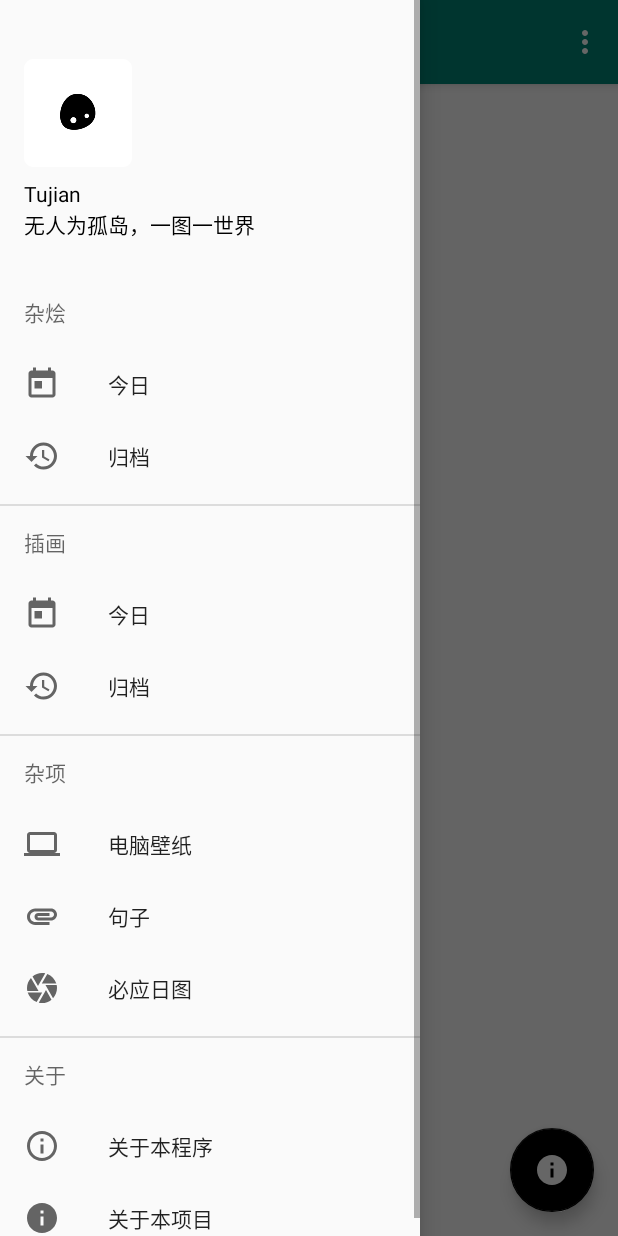
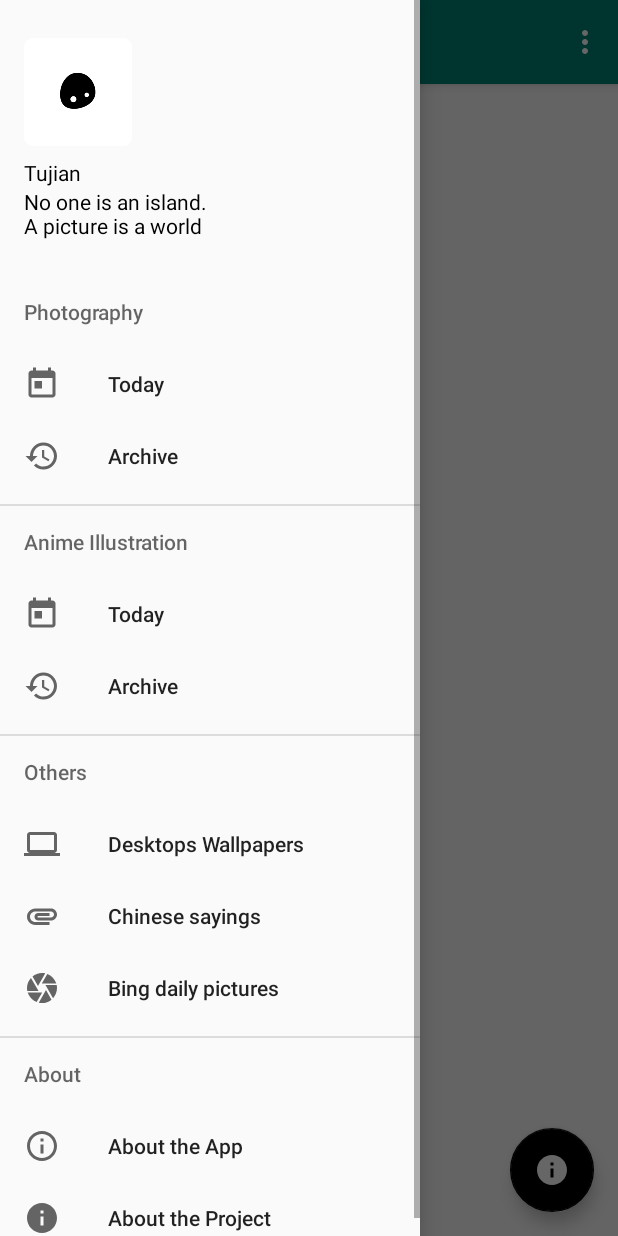
Before and after one commit to gggxbbb/tujian-android-wallpaper, an Android app: the screen it shows after launch (MainActivity), with the side drawer open, on a phone screen of 412 x 824 dp. Run offline under Robolectric (Android 15) with nearby library versions, the phone set to English and light mode, and no system bars; libraries missing offline, so code that uses them is left out: cc.shinichi.library, com.alibaba.fastjson; pictures from the network do not load.

Commit message:
优化翻译

```diff
--- a/app/src/main/res/values/strings.xml
+++ b/app/src/main/res/values/strings.xml
@@ -1,39 +1,39 @@
+<?xml version="1.0" encoding="utf-8"?>
 <resources>
     <string name="app_name">Tujian</string>
+    <string name="Juzi">Chinese sayings</string>
+    <string name="BingDaily">Bing daily pictures</string>
+    <string name="About">About</string>
+    <string name="AboutSelf">About the App</string>
+    <string name="AboutProject">About the Project</string>
+    <string name="nothing">Nothing!</string>
+    <string name="load">Loading...</string>
+    <string name="loadf">Failed to load!</string>
+    <string name="loaddone">Load complete</string>
+    <string name="cancel">Cancel</string>
+    <string name="err">Wrong!</string>
+    <string name="knew">Done</string>
+    <string name="download">Download</string>
+    <string name="setwall">Set as wallpaper</string>
+    <string name="share">Share</string>
+    <string name="shareMessage">「%s」\nThe Information of today\'s picture:\n%s\nDownload Link:\n%s \nFrom@Tujian</string>
+    <string name="ifDownload">Download?</string>
     <string name="navigation_drawer_open">Open navigation drawer</string>
     <string name="navigation_drawer_close">Close navigation drawer</string>
     <string name="nav_header_desc">Navigation header</string>
-    <string name="KeyWord">无人为孤岛，一图一世界</string>
-    <string name="CH">插画</string>
-    <string name="ZH">杂烩</string>
-    <string name="today">今日</string>
-    <string name="history">归档</string>
-    <string name="OtherItem">杂项</string>
-    <string name="ComputerWallpaper">电脑壁纸</string>
-    <string name="Juzi">句子</string>
-    <string name="BingDaily">必应日图</string>
-    <string name="About">关于</string>
-    <string name="AboutSelf">关于本程序</string>
-    <string name="AboutProject">关于本项目</string>
-    <string name="nothing">暂无</string>
-    <string name="load">加载中</string>
-    <string name="loaddone">加载完成</string>
-    <string name="loadf">加载失败</string>
-    <string name="cancel">取消</string>
-    <string name="err">错误！</string>
-    <string name="knew">了解！</string>
-    <string name="download">下载</string>
-    <string name="setwall">设为壁纸</string>
-    <string name="share">分享</string>
-    <string name="shareMessage">「%s」\n图片信息:\n%s\n下载链接：\n%s \n来自@图鉴</string>
-    <string name="ifDownload">是否下载</string>
-    <string name="aboutAppMessage">这是一个第三方TujianApp，使用了Tujian提供的API接口。</string>
-    <string name="today_pic">今日图片</string>
-    <string name="setf">设置失败</string>
-    <string name="setd">设置成功</string>
-    <string name="sh">快捷方式(设置壁纸)</string>
-    <string name="nextJ">下一句</string>
-    <string name="done_read">阅毕</string>
-    <string name="copy">复制</string>
-    <string name="done_copy">已复制</string>
+    <string name="KeyWord">No one is an island.\nA picture is a world</string>
+    <string name="CH">Anime Illustration</string>
+    <string name="ZH">Photography</string>
+    <string name="today">Today</string>
+    <string name="history">Archive</string>
+    <string name="ComputerWallpaper">Desktops Wallpapers</string>
+    <string name="OtherItem">Others</string>
+    <string name="aboutAppMessage">This is a third-part App of Tujian Project,works by the API of Tujian Project.</string>
+    <string name="today_pic">Today</string>
+    <string name="setf">Failed</string>
+    <string name="setd">Done!</string>
+    <string name="nextJ">next</string>
+    <string name="done_read">done</string>
+    <string name="copy">copy</string>
+    <string name="done_copy">copyed</string>
 </resources>
```
Also changed, not shown: 3 other files.
